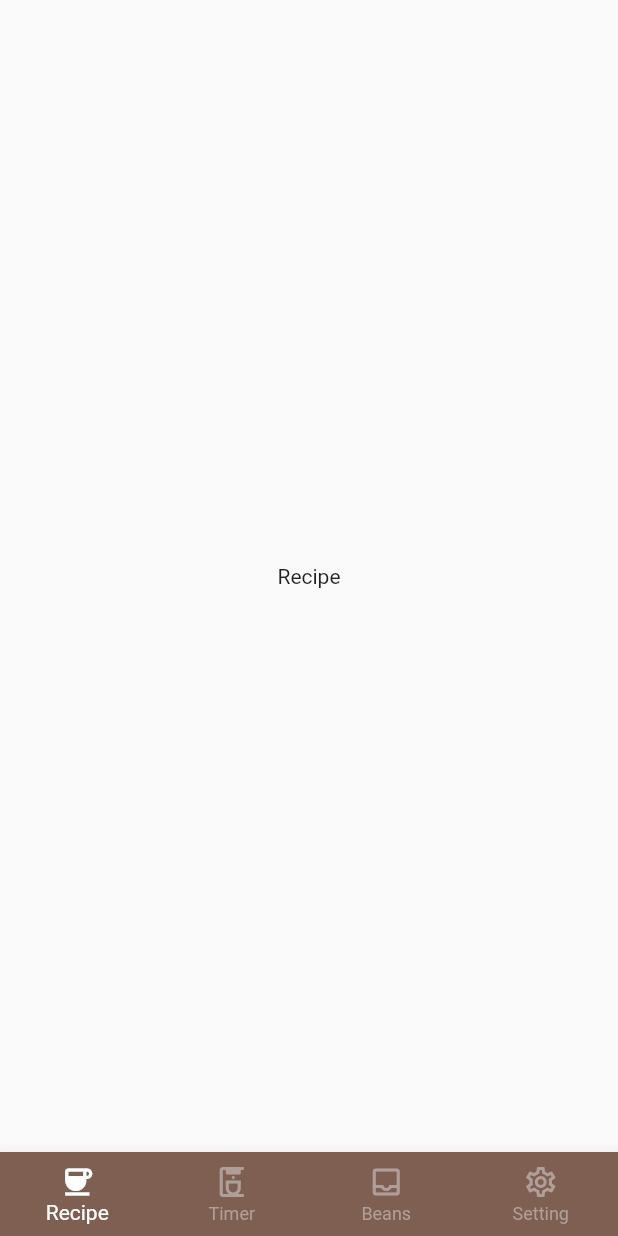
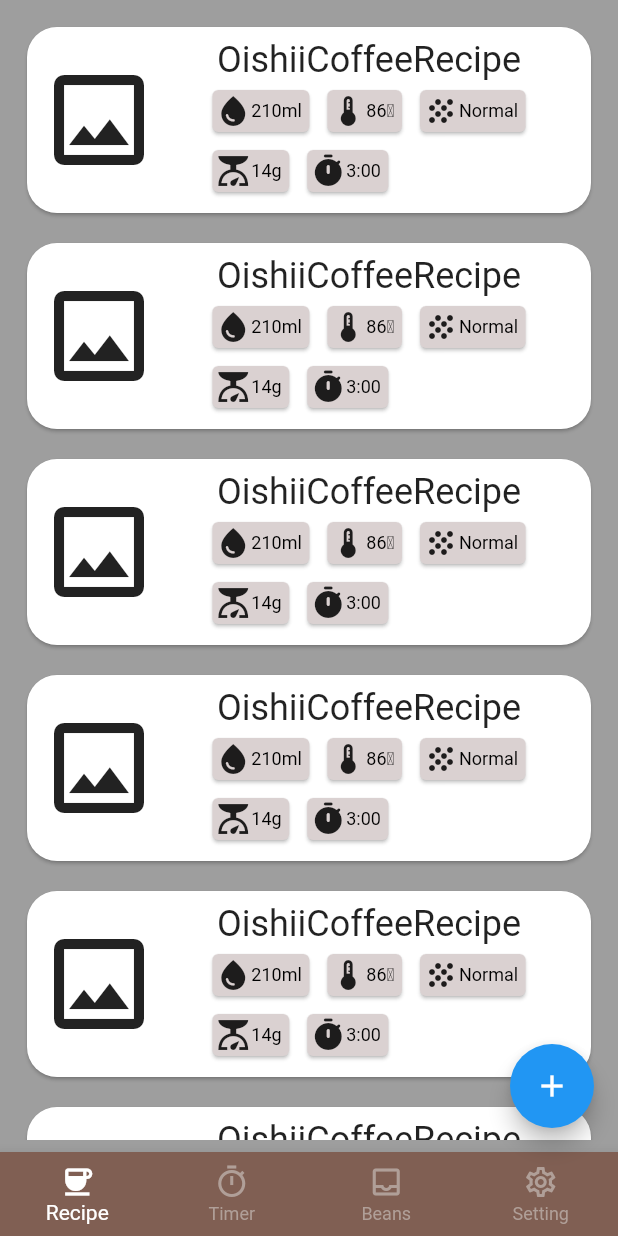
Before and after one commit to mugicha9/daily-coffee, a Flutter app: the screen it shows after launch, on a phone screen of 412 x 824 dp. Run offline on Flutter 3.47's test engine with Material 2 defaults, Android fonts, the light colour scheme and no system bars.

Commit message:
make Card for recipe

```diff
--- a/lib/main.dart
+++ b/lib/main.dart
@@ -15,7 +15,7 @@ class MainApp extends StatelessWidget {
         child: MaterialApp(
           theme: ThemeData(
               primaryColor: Colors.brown,
-              primaryColorDark: Colors.blueGrey,
+              primaryColorDark: Colors.grey,
               primaryTextTheme:
                   const TextTheme(titleSmall: TextStyle(color: Colors.white)),
               focusColor: Colors.white,
@@ -24,7 +24,7 @@ class MainApp extends StatelessWidget {
                 selectedItemColor: Colors.white,
                 unselectedItemColor: Color.fromRGBO(176, 159, 152, 1),
               ),
-              scaffoldBackgroundColor: Color.fromARGB(255, 209, 145, 103)),
+              scaffoldBackgroundColor: Color.fromARGB(255, 128, 95, 83)),
           title: "Daily-Coffe",
           home: MyHomePage(),
         ));
@@ -51,7 +51,7 @@ class _MyHomePageState extends State<MyHomePage> {
         appPage = RecipePage();
         break;
       case 1:
-        appPage = MakePage();
+        appPage = TimerPage();
         break;
       case 2:
         appPage = BeanPage();
@@ -68,8 +68,10 @@ class _MyHomePageState extends State<MyHomePage> {
           SafeArea(child: Container(color: Theme.of(context).primaryColor)),
           Expanded(
               child: Container(
-                  color: Theme.of(context).canvasColor, child: appPage)),
-          BottomNavigationBar(
+                  color: Theme.of(context).primaryColorDark, child: appPage)),
+        ],
+      ),
+      bottomNavigationBar: BottomNavigationBar(
         type: BottomNavigationBarType.fixed,
         items: const <BottomNavigationBarItem>[
           BottomNavigationBarItem(
@@ -77,8 +79,8 @@ class _MyHomePageState extends State<MyHomePage> {
               activeIcon: Icon(Icons.coffee),
               label: 'Recipe'),
           BottomNavigationBarItem(
-                  icon: Icon(Icons.coffee_maker_outlined),
-                  activeIcon: Icon(Icons.coffee_maker),
+              icon: Icon(Icons.timer_outlined),
+              activeIcon: Icon(Icons.timer),
               label: 'Timer'),
           BottomNavigationBarItem(
               icon: Icon(Icons.inbox_outlined),
@@ -93,9 +95,140 @@ class _MyHomePageState extends State<MyHomePage> {
         onTap: (value) => setState(() {
           selectedIndex = value;
         }),
+      ),
+      floatingActionButton: FloatingActionButton(
+          onPressed: () {
+            print("Pressed");
+          },
+          child: Icon(Icons.add)),
+      floatingActionButtonLocation: FloatingActionButtonLocation.endFloat,
+    );
+  }
+}
+
+class RecipePage extends StatelessWidget {
+  const RecipePage({
+    super.key,
+  });
+
+  @override
+  Widget build(BuildContext context) {
+    return Padding(
+      padding: const EdgeInsets.all(8.0),
+      child: Flexible(
+        child: ListView(children: [
+          CoffeeRecipeCard(),
+          CoffeeRecipeCard(),
+          CoffeeRecipeCard(),
+          CoffeeRecipeCard(),
+          CoffeeRecipeCard(),
+          CoffeeRecipeCard()
+        ]),
+      ),
+    );
+  }
+}
+
+class CoffeeRecipeCard extends StatelessWidget {
+  const CoffeeRecipeCard({
+    super.key,
+  });
+
+  @override
+  Widget build(BuildContext context) {
+    return GestureDetector(
+        child: Card(
+            shape:
+                RoundedRectangleBorder(borderRadius: BorderRadius.circular(20)),
+            margin: EdgeInsets.all(10),
+            color: Theme.of(context).cardColor,
+            child: Padding(
+              padding: const EdgeInsets.all(8),
+              child: Row(
+                mainAxisAlignment: MainAxisAlignment.start,
+                children: [
+                  Icon(Icons.image_outlined, size: 80),
+                  Expanded(
+                    child: Column(
+                      children: [
+                        Text(
+                            style: Theme.of(context).textTheme.headlineSmall,
+                            "OishiiCoffeeRecipe"),
+                        Wrap(children: [
+                          IngredientCard(
+                              icon: Icon(Icons.water_drop), text: '210ml'),
+                          IngredientCard(
+                              icon: Icon(Icons.thermostat), text: "86℃"),
+                          IngredientCard(
+                              icon: Icon(Icons.grain), text: "Normal"),
+                          IngredientCard(icon: Icon(Icons.scale), text: "14g"),
+                          IngredientCard(
+                              icon: Icon(Icons.timer_rounded), text: "3:00")
+                        ])
+                      ],
+                    ),
+                  ),
+                ],
+              ),
+            )),
+        onTap: () {});
+  }
+}
+
+class IngredientCard extends StatelessWidget {
+  final Icon icon;
+  final String text;
+
+  const IngredientCard({Key? key, required this.icon, required this.text})
+      : super(key: key);
+
+  @override
+  Widget build(BuildContext context) {
+    return Padding(
+      padding: const EdgeInsets.all(2.0),
+      child: Card(
+        color: Color.fromARGB(255, 218, 209, 209),
+        child: Padding(
+          padding: const EdgeInsets.all(2.0),
+          child: Row(
+            mainAxisSize: MainAxisSize.min,
+            mainAxisAlignment: MainAxisAlignment.center,
+            children: [
+              icon,
+              Text(style: Theme.of(context).textTheme.labelMedium, text),
+              SizedBox(
+                width: 3,
               )
             ],
           ),
+        ),
+      ),
+    );
+  }
+}
+
+class TimerPage extends StatelessWidget {
+  const TimerPage({
+    super.key,
+  });
+
+  @override
+  Widget build(BuildContext context) {
+    return Center(
+      child: Text('Timer'),
+    );
+  }
+}
+
+class BeanPage extends StatelessWidget {
+  const BeanPage({
+    super.key,
+  });
+
+  @override
+  Widget build(BuildContext context) {
+    return Center(
+      child: Text('Bean'),
     );
   }
 }
@@ -113,43 +246,4 @@ class SettingPage extends StatelessWidget {
   }
 }
 
-class MakePage extends StatelessWidget {
-  const MakePage({
-    super.key,
-  });
-
-  @override
-  Widget build(BuildContext context) {
-    return Center(
-      child: Text('Make'),
-    );
-  }
-}
-
-class BeanPage extends StatelessWidget {
-  const BeanPage({
-    super.key,
-  });
-
-  @override
-  Widget build(BuildContext context) {
-    return Center(
-      child: Text('Bean'),
-    );
-  }
-}
-
-class RecipePage extends StatelessWidget {
-  const RecipePage({
-    super.key,
-  });
-
-  @override
-  Widget build(BuildContext context) {
-    return Center(
-      child: Text('Recipe'),
-    );
-  }
-}
-
 class MainStatus extends ChangeNotifier {}
```
Lines whose indentation alone changed are shown as unchanged.
